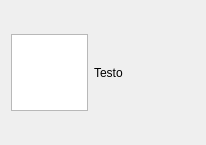
Qt form UserInterface/notification.ui (Claudiaf26/Network_sharing) before a commit.
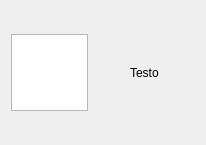
The same form after that commit.

```diff
--- a/UserInterface/notification.ui
+++ b/UserInterface/notification.ui
@@ -42,7 +42,7 @@
      </property>
     </widget>
    </item>
-   <item>
+   <item alignment="Qt::AlignHCenter">
     <widget class="QLabel" name="userLabel">
      <property name="text">
       <string>Testo</string>
```
